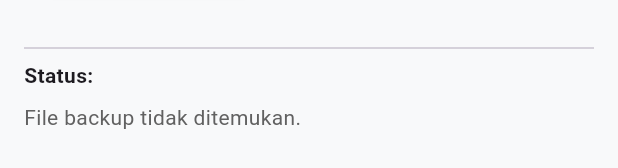
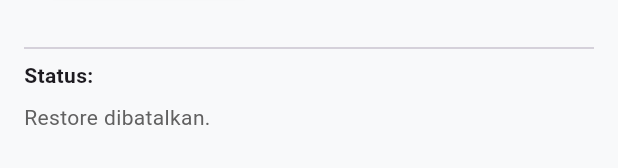
Before and after one commit to irwanphan/stamp-all, a Flutter app: the ManagePage widget shown alone on an empty page, opened directly, after a tap on "Backup terenkripsi", after a tap on "Restore dari backup", on a phone screen of 412 x 824 dp. Shown: the part 342-510 px from the top of the screen. Run offline on Flutter 3.47's test engine with Material 3 defaults, Android fonts, the light colour scheme and no system bars; our stand-ins replace file_picker, sqflite; missing offline and left inert: encrypt; accounts and stored records are empty.

Commit message:
Update dependencies in pubspec.yaml to include file_picker and flutter_plugin_android_lifecycle; modify .flutter-plugins and .flutter-plugins-dependencies for plugin registration; enhance ManagePage with file picker functionality for backup and restore operations.

```diff
--- a/lib/screens/manage_page.dart
+++ b/lib/screens/manage_page.dart
@@ -5,6 +5,7 @@ import 'package:encrypt/encrypt.dart' as encrypt;
 import 'dart:io';
 import 'package:path/path.dart';
 import 'package:sqflite/sqflite.dart';
+import 'package:file_picker/file_picker.dart';
 import '../helper.dart';
 
 class ManagePage extends StatefulWidget {
@@ -27,57 +28,53 @@ class _ManagePageState extends State<ManagePage> {
       setState(() => status = "Database tidak ditemukan.");
       return;
     }
+
     final dbBytes = await file.readAsBytes();
-
     final key = encrypt.Key.fromUtf8(password.padRight(32, '0'));
     final iv = encrypt.IV.fromLength(16);
     final encrypter = encrypt.Encrypter(encrypt.AES(key));
     final encrypted = encrypter.encryptBytes(dbBytes, iv: iv);
 
-    final output = await getApplicationDocumentsDirectory();
-    final backupFile = File(join(output.path, 'backup_stamp.enc'));
+    final result = await FilePicker.platform.getDirectoryPath();
+    if (result == null) {
+      setState(() => status = "Backup dibatalkan.");
+      return;
+    }
+
+    final backupFile = File(join(result, 'backup_stamp.enc'));
     await backupFile.writeAsBytes(encrypted.bytes);
 
-    setState(() => status = "Backup sukses: ${backupFile.path}");
+    setState(() => status = "Backup sukses di folder:\n${backupFile.path}");
   }
 
   Future<void> restoreData(String password) async {
+    final result = await FilePicker.platform.pickFiles(
+      type: FileType.custom,
+      allowedExtensions: ['enc'],
+    );
+
+    if (result == null || result.files.single.path == null) {
+      setState(() => status = "Restore dibatalkan.");
+      return;
+    }
+
+    final backupPath = result.files.single.path!;
+    final encBytes = await File(backupPath).readAsBytes();
+
     try {
-      final input = await getApplicationDocumentsDirectory();
-      final backupFile = File(join(input.path, 'backup_stamp.enc'));
-      if (!await backupFile.exists()) {
-        setState(() => status = "File backup tidak ditemukan.");
-        return;
-      }
-
-      final encBytes = await backupFile.readAsBytes();
       final key = encrypt.Key.fromUtf8(password.padRight(32, '0'));
       final iv = encrypt.IV.fromLength(16);
       final encrypter = encrypt.Encrypter(encrypt.AES(key));
-
       final decrypted = encrypter.decryptBytes(
         encrypt.Encrypted(encBytes),
         iv: iv,
       );
 
       final path = await _dbPath;
-
-      // tutup DB sebelum restore
-      final db = await openDatabase(path);
-      await db.close();
-
-      // replace db file
       await File(path).writeAsBytes(decrypted);
-
-      // opsional: buka ulang DB dan cek
-      final newDb = await openDatabase(path);
-      final count = Sqflite.firstIntValue(
-          await newDb.rawQuery('SELECT COUNT(*) FROM instansi'))!;
-      await newDb.close();
-
-      setState(() => status = "Restore selesai. Instansi ter-load: $count");
+      setState(() => status = "Restore berhasil dari file:\n$backupPath");
     } catch (e) {
-      setState(() => status = "Gagal restore: $e");
+      setState(() => status = "Gagal restore: ${e.toString()}");
     }
   }
 
--- a/pubspec.yaml
+++ b/pubspec.yaml
@@ -11,6 +11,7 @@ dependencies:
   sqflite: ^2.3.0
   encrypt: ^5.0.1
   archive: ^3.3.6
+  file_picker: ^6.1.1
 
 dev_dependencies:
   flutter_launcher_icons: ^0.13.1
```
Also changed, not shown: pubspec.lock, 3 other files.
